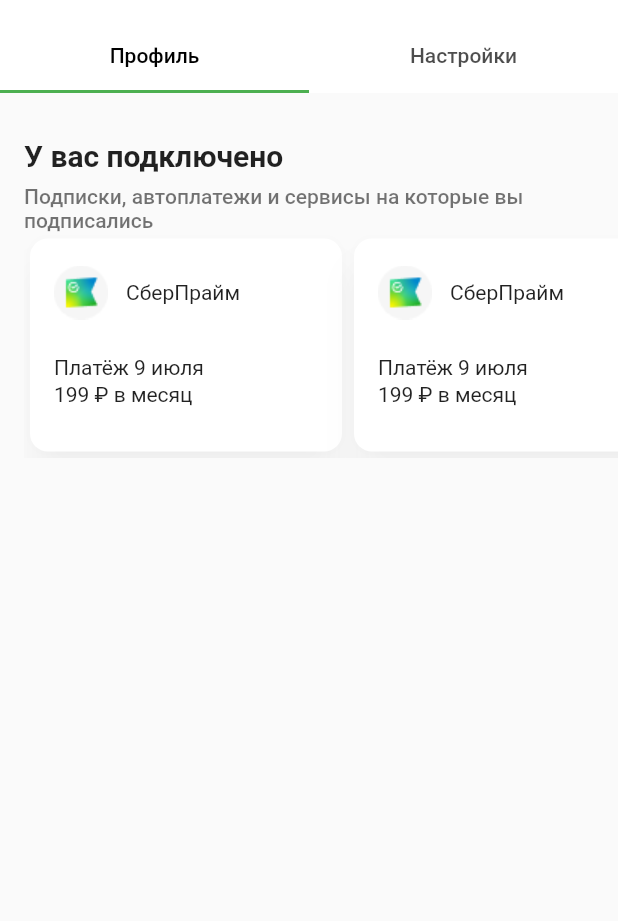
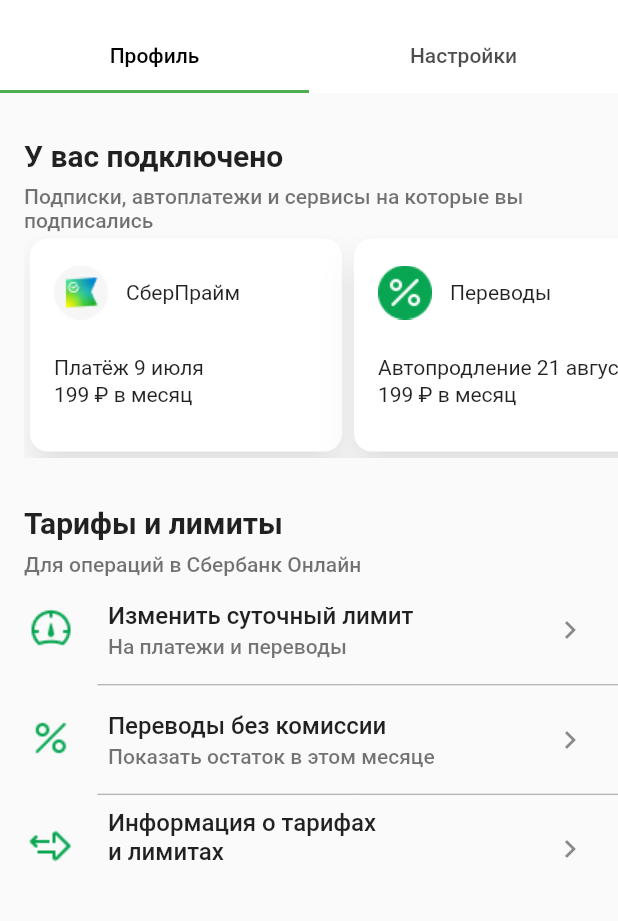
Before and after one commit to Nadi13/effectiveFlutter, a Flutter app: the screen it shows after launch, on a phone screen of 412 x 824 dp, the part 282-1203 px from its top. Run offline on Flutter 3.47's test engine with Material 2 defaults, Android fonts, the light colour scheme and no system bars.

Commit message:
Сделаны Тарифы и лимиты

```diff
--- /dev/null
+++ b/lib/Ui/transactionsUi.dart
@@ -0,0 +1,9 @@
+class TransactionsUi {
+    final String image;
+    final String title;
+    final String? subtitle;
+     TransactionsUi({
+        required this.image,
+        required this.title,
+        required this.subtitle});
+}
--- a/lib/myTools/strings.dart
+++ b/lib/myTools/strings.dart
@@ -15,7 +15,7 @@
   static const String transfersAndPayment = "На платежи и переводы";
   static const String transfers = "Переводы без комиссии";
   static const String balance = "Показать остаток в этом месяце";
-  static const String information = "Информация о тарифах и лимитах";
+  static const String information = "Информация о тарифах \nи лимитах";
   static const String interests = "Интересы";
   static const String stories = "Мы подбираем истории и предложения по темам, которые вам нравятся";
   static const String food = "Еда";
--- a/lib/widgets/appBar.dart
+++ b/lib/widgets/appBar.dart
@@ -24,7 +24,7 @@
             )
           ),
           background: Padding(
-              padding:  const EdgeInsets.only(top: 58),
+              padding:  const EdgeInsets.only(top:58),
               child: Align(
                 alignment: Alignment.topCenter,
                 child: SizedBox(
--- a/lib/widgets/cards.dart
+++ b/lib/widgets/cards.dart
@@ -23,7 +23,7 @@
                 child:  Card(
                   surfaceTintColor: Colors.white,
                   elevation: 10,
-                  shadowColor: Colors.black.withOpacity(0.2),
+                  shadowColor: Colors.black.withOpacity(0.4),
                   shape: RoundedRectangleBorder(borderRadius: BorderRadius.circular(12)),
                   child: Column(
                     crossAxisAlignment: CrossAxisAlignment.start,
--- a/lib/widgets/profileContent.dart
+++ b/lib/widgets/profileContent.dart
@@ -3,6 +3,8 @@
 import 'package:fall_2023_project/widgets/textBlock.dart';
 import 'package:fall_2023_project/widgets/cards.dart';
 import 'package:fall_2023_project/Ui/cardsUi.dart';
+import 'package:fall_2023_project/Ui/transactionsUi.dart';
+import 'package:fall_2023_project/widgets/transactions.dart';
 
 class ProfileContent extends StatelessWidget {
   const ProfileContent({super.key});
@@ -17,10 +19,27 @@
         cost: Strings.pay
       ),
         CardsUi(
-        image: 'assets/cber.png',
-        title: Strings.sber,
-        subtitle: Strings.payment,
+        image: 'assets/percent_fill.png',
+        title: Strings.translations,
+        subtitle: Strings.autoRenewal,
         cost: Strings.pay
+      )
+    ];
+        List<TransactionsUi> transactions = [
+        TransactionsUi(
+        image: 'assets/speedometer.png',
+        title: Strings.limit,
+        subtitle: Strings.transfersAndPayment,
+      ),
+        TransactionsUi(
+        image: 'assets/percent.png',
+        title: Strings.transfers,
+        subtitle: Strings.balance,
+      ),
+       TransactionsUi(
+        image: 'assets/forward_back.png',
+        title: Strings.information,
+        subtitle: null,
       )
     ];
     return  Scaffold (
@@ -29,17 +48,27 @@
           return CustomScrollView(
             slivers: <Widget>[
               SliverOverlapInjector(handle: NestedScrollView.sliverOverlapAbsorberHandleFor(context)),
-              SliverToBoxAdapter(
-                child: SizedBox(
+              const SliverToBoxAdapter(
                   child: Padding(
                     padding: const EdgeInsets.only(top:30),
                     child: TextBlock(header: Strings.connected, text: Strings.subscriptions),),
               ),
-              ),
               SliverToBoxAdapter(
                 child: Cards(cards:cards)
               ),
+              SliverToBoxAdapter(
+                child: Padding(
+                        padding: const EdgeInsets.only(top:32),
+                        child: TextBlock(header: Strings.tariffs, text: Strings.transactions),
+                        ),),
+              SliverToBoxAdapter(
+                    child: Padding(
+                        padding: const EdgeInsets.only(top:0),
+                        child: TransactionBlock(transactions:transactions),
+                    )),
+
             ],
+
           );
         },
       )
--- /dev/null
+++ b/lib/widgets/transactions.dart
@@ -0,0 +1,38 @@
+import 'package:flutter/material.dart';
+import 'package:fall_2023_project/Ui/transactionsUi.dart';
+
+class TransactionBlock extends StatelessWidget {
+  final List<TransactionsUi> transactions;
+  const TransactionBlock({super.key, required this.transactions});
+
+  @override
+  Widget build(BuildContext context){
+    return SizedBox(
+      height:64.0 * transactions.length,
+      child: ListView.separated(
+        physics: NeverScrollableScrollPhysics(),
+        separatorBuilder: (_, __) => const Divider(
+                  height: 1,
+                  thickness: 0,
+                  indent: 65,
+                  endIndent: 0,
+                  color: Colors.grey,
+        ),
+          itemCount: transactions.length,
+          itemBuilder: (context, index) {
+            return ListTile(
+              contentPadding: EdgeInsets.only(left:16, right: 8),
+              title: Text(transactions[index].title, style:TextStyle(fontSize: 16, fontWeight: FontWeight.w500), softWrap: true),
+              subtitle: Text(transactions[index].subtitle != null ? transactions[index].subtitle! : "", style:TextStyle(fontSize: 14, fontWeight: FontWeight.w500)),
+              leading: Image.asset(transactions[index].image, width:36, height:36),
+              trailing: IconButton(
+                icon: Icon(Icons.chevron_right),
+                onPressed: () {}),
+
+
+            );
+          },
+        ),
+    );
+  }
+}
```
